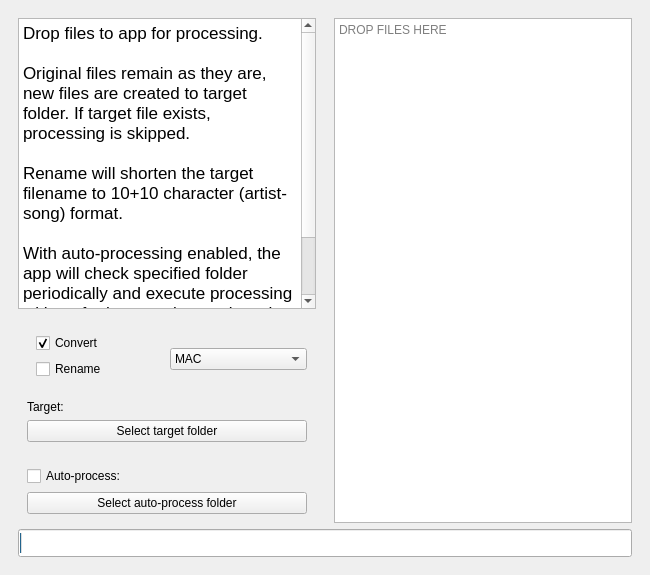
Above: src/rocksmithconvert/mainwindow.ui from glebb/rocksmithconvert before the change. Below: the same form after it.
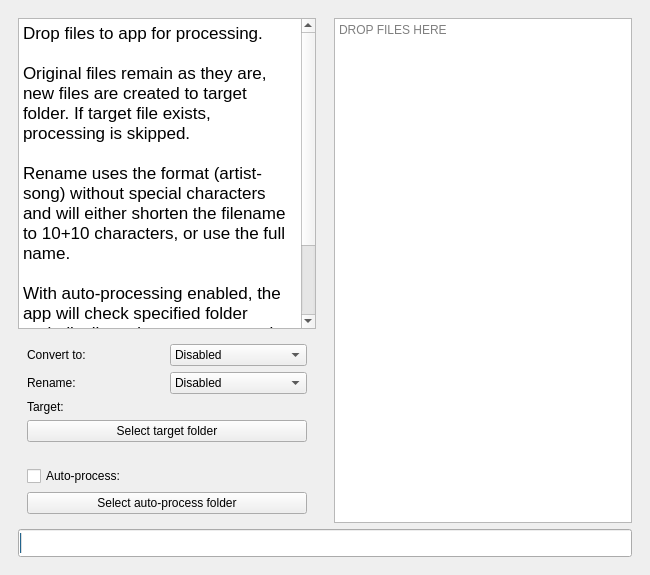
That is the form after the change. Custom widgets are drawn as their Qt base class.

Commit message: use long filenames for rename

```diff
--- a/src/rocksmithconvert/mainwindow.ui
+++ b/src/rocksmithconvert/mainwindow.ui
@@ -136,7 +136,7 @@
 &lt;p style=&quot;-qt-paragraph-type:empty; margin-top:0px; margin-bottom:0px; margin-left:0px; margin-right:0px; -qt-block-indent:0; text-indent:0px;&quot;&gt;&lt;br /&gt;&lt;/p&gt;
 &lt;p style=&quot; margin-top:0px; margin-bottom:0px; margin-left:0px; margin-right:0px; -qt-block-indent:0; text-indent:0px;&quot;&gt;Original files remain as they are, new files are created to target folder. If target file exists, processing is skipped.&lt;/p&gt;
 &lt;p style=&quot;-qt-paragraph-type:empty; margin-top:0px; margin-bottom:0px; margin-left:0px; margin-right:0px; -qt-block-indent:0; text-indent:0px;&quot;&gt;&lt;br /&gt;&lt;/p&gt;
-&lt;p style=&quot; margin-top:0px; margin-bottom:0px; margin-left:0px; margin-right:0px; -qt-block-indent:0; text-indent:0px;&quot;&gt;Rename will shorten the target filename to 10+10 character (artist-song) format.&lt;/p&gt;
+&lt;p style=&quot; margin-top:0px; margin-bottom:0px; margin-left:0px; margin-right:0px; -qt-block-indent:0; text-indent:0px;&quot;&gt;Rename uses the format (artist-song) without special characters and will either shorten the filename to 10+10 characters, or use the full name.&lt;/p&gt;
 &lt;p style=&quot;-qt-paragraph-type:empty; margin-top:0px; margin-bottom:0px; margin-left:0px; margin-right:0px; -qt-block-indent:0; text-indent:0px;&quot;&gt;&lt;br /&gt;&lt;/p&gt;
 &lt;p style=&quot; margin-top:0px; margin-bottom:0px; margin-left:0px; margin-right:0px; -qt-block-indent:0; text-indent:0px;&quot;&gt;With auto-processing enabled, the app will check specified folder periodically and execute processing without further user interaction when new files are found. &lt;/p&gt;
 &lt;p style=&quot;-qt-paragraph-type:empty; margin-top:0px; margin-bottom:0px; margin-left:0px; margin-right:0px; -qt-block-indent:0; text-indent:0px;&quot;&gt;&lt;br /&gt;&lt;/p&gt;
@@ -177,57 +177,7 @@
             <string notr="true"/>
            </property>
            <layout class="QGridLayout" name="gridLayout">
-            <item row="1" column="0">
-             <widget class="QWidget" name="widget_2" native="true">
-              <property name="sizePolicy">
-               <sizepolicy hsizetype="Minimum" vsizetype="Minimum">
-                <horstretch>0</horstretch>
-                <verstretch>0</verstretch>
-               </sizepolicy>
-              </property>
-              <property name="autoFillBackground">
-               <bool>true</bool>
-              </property>
-              <property name="styleSheet">
-               <string notr="true"/>
-              </property>
-              <layout class="QVBoxLayout" name="verticalLayout_3">
-               <item>
-                <widget class="QCheckBox" name="checkBoxConvert">
-                 <property name="sizePolicy">
-                  <sizepolicy hsizetype="Preferred" vsizetype="Fixed">
-                   <horstretch>0</horstretch>
-                   <verstretch>0</verstretch>
-                  </sizepolicy>
-                 </property>
-                 <property name="autoFillBackground">
-                  <bool>false</bool>
-                 </property>
-                 <property name="text">
-                  <string>Convert</string>
-                 </property>
-                 <property name="checked">
-                  <bool>true</bool>
-                 </property>
-                </widget>
-               </item>
-               <item>
-                <widget class="QCheckBox" name="checkBoxRename">
-                 <property name="sizePolicy">
-                  <sizepolicy hsizetype="Preferred" vsizetype="Fixed">
-                   <horstretch>0</horstretch>
-                   <verstretch>0</verstretch>
-                  </sizepolicy>
-                 </property>
-                 <property name="text">
-                  <string>Rename</string>
-                 </property>
-                </widget>
-               </item>
-              </layout>
-             </widget>
-            </item>
-            <item row="1" column="1" rowspan="2">
+            <item row="0" column="1">
              <widget class="QComboBox" name="comboBoxPlatform">
               <property name="sizePolicy">
                <sizepolicy hsizetype="Preferred" vsizetype="Fixed">
@@ -241,6 +191,11 @@
               <property name="styleSheet">
                <string notr="true"/>
               </property>
+              <item>
+               <property name="text">
+                <string>Disabled</string>
+               </property>
+              </item>
               <item>
                <property name="text">
                 <string>MAC</string>
@@ -253,7 +208,21 @@
               </item>
              </widget>
             </item>
-            <item row="4" column="0" colspan="2">
+            <item row="4" column="0">
+             <widget class="QLabel" name="label_2">
+              <property name="text">
+               <string>Rename:</string>
+              </property>
+             </widget>
+            </item>
+            <item row="0" column="0">
+             <widget class="QLabel" name="label">
+              <property name="text">
+               <string>Convert to:</string>
+              </property>
+             </widget>
+            </item>
+            <item row="11" column="0" colspan="2">
              <widget class="QPushButton" name="pushButtonSelectTarget">
               <property name="sizePolicy">
                <sizepolicy hsizetype="Preferred" vsizetype="Fixed">
@@ -272,7 +241,32 @@
               </property>
              </widget>
             </item>
-            <item row="3" column="0">
+            <item row="4" column="1">
+             <widget class="QComboBox" name="comboBoxRename">
+              <property name="autoFillBackground">
+               <bool>true</bool>
+              </property>
+              <property name="currentText">
+               <string>Disabled</string>
+              </property>
+              <item>
+               <property name="text">
+                <string>Disabled</string>
+               </property>
+              </item>
+              <item>
+               <property name="text">
+                <string>Short</string>
+               </property>
+              </item>
+              <item>
+               <property name="text">
+                <string>Full</string>
+               </property>
+              </item>
+             </widget>
+            </item>
+            <item row="10" column="0">
              <widget class="QLabel" name="labelTarget">
               <property name="text">
                <string>Target:</string>
```
The commit also changes 7 other files.
